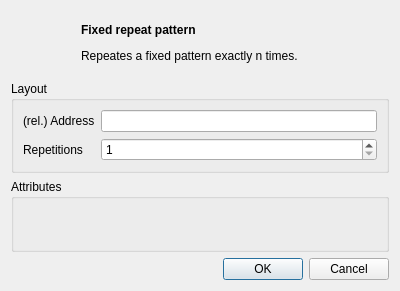
First picture: the form in src/fixedrepeatdialog.ui, repository dmr-tools/anytone-emu, before the edit.
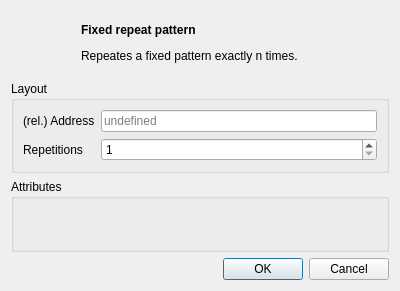
Second picture: the form after the edit. Custom widgets are drawn as their Qt base class.

Commit message: Fixed ugly address line if undefined.

Diff of the .ui file:
```diff
--- a/src/fixedrepeatdialog.ui
+++ b/src/fixedrepeatdialog.ui
@@ -64,7 +64,7 @@
       <item row="0" column="1">
        <widget class="QLineEdit" name="address">
         <property name="placeholderText">
-         <string/>
+         <string>undefined</string>
         </property>
        </widget>
       </item>
```
Left out of the diff: 4 changed lines with no effect on the pictures. The commit also changes 17 other files.
